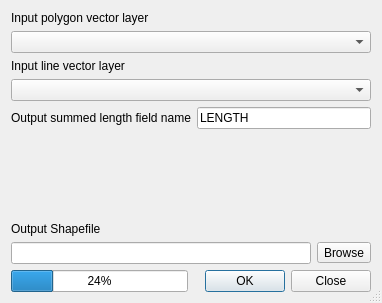
Above: python/plugins/fTools/tools/frmSumLines.ui from qgis/QGIS before the change. Below: the same form after it.
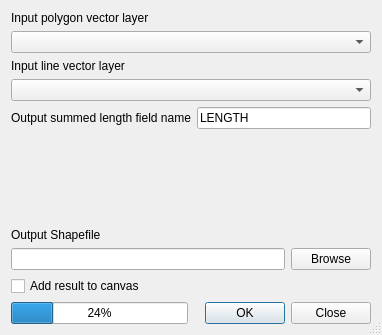
That is the form after the change.

Commit message: [fTools] homogenize UI (contributed by Salvatore Larosa)

```diff
--- a/python/plugins/fTools/tools/frmSumLines.ui
+++ b/python/plugins/fTools/tools/frmSumLines.ui
@@ -4,12 +4,12 @@
   <property name="windowModality" >
    <enum>Qt::NonModal</enum>
   </property>
-  <property name="geometry" >
+  <property name="geometry">
    <rect>
     <x>0</x>
     <y>0</y>
     <width>382</width>
-    <height>303</height>
+    <height>335</height>
    </rect>
   </property>
   <property name="windowTitle" >
@@ -18,12 +18,40 @@
   <property name="sizeGripEnabled" >
    <bool>true</bool>
   </property>
-  <layout class="QGridLayout" name="gridLayout" >
-   <item row="2" column="0" colspan="2" >
-    <layout class="QHBoxLayout" >
+  <layout class="QGridLayout" name="gridLayout">
+   <item row="0" column="0">
+    <layout class="QVBoxLayout">
      <item>
-      <widget class="QLabel" name="label_5" >
-       <property name="text" >
+      <widget class="QLabel" name="label_3">
+       <property name="text">
+        <string>Input polygon vector layer</string>
+       </property>
+      </widget>
+     </item>
+     <item>
+      <widget class="QComboBox" name="inPolygon"/>
+     </item>
+    </layout>
+   </item>
+   <item row="1" column="0">
+    <layout class="QVBoxLayout">
+     <item>
+      <widget class="QLabel" name="label_4">
+       <property name="text">
+        <string>Input line vector layer</string>
+       </property>
+      </widget>
+     </item>
+     <item>
+      <widget class="QComboBox" name="inPoint"/>
+     </item>
+    </layout>
+   </item>
+   <item row="2" column="0">
+    <layout class="QHBoxLayout">
+     <item>
+      <widget class="QLabel" name="label_5">
+       <property name="text">
         <string>Output summed length field name</string>
        </property>
       </widget>
@@ -40,7 +68,7 @@
      </item>
     </layout>
    </item>
-   <item row="3" column="0" colspan="2" >
+   <item row="3" column="0">
     <spacer>
      <property name="orientation" >
       <enum>Qt::Vertical</enum>
@@ -53,8 +81,8 @@
      </property>
     </spacer>
    </item>
-   <item row="4" column="0" colspan="2" >
-    <layout class="QVBoxLayout" name="verticalLayout" >
+   <item row="4" column="0">
+    <layout class="QVBoxLayout" name="verticalLayout">
      <item>
       <widget class="QLabel" name="label_2" >
        <property name="text" >
@@ -72,8 +100,8 @@
         </widget>
        </item>
        <item>
-        <widget class="QToolButton" name="toolOut" >
-         <property name="text" >
+        <widget class="QPushButton" name="toolOut">
+         <property name="text">
           <string>Browse</string>
          </property>
         </widget>
@@ -82,54 +110,37 @@
      </item>
     </layout>
    </item>
-   <item row="0" column="0" colspan="2" >
-    <layout class="QVBoxLayout" >
-     <item>
-      <widget class="QLabel" name="label_3" >
-       <property name="text" >
-        <string>Input polygon vector layer</string>
-       </property>
-      </widget>
-     </item>
-     <item>
-      <widget class="QComboBox" name="inPolygon" />
-     </item>
-    </layout>
-   </item>
-   <item row="5" column="1" >
-    <widget class="QDialogButtonBox" name="buttonBox_2" >
-     <property name="orientation" >
-      <enum>Qt::Horizontal</enum>
+   <item row="5" column="0">
+    <widget class="QCheckBox" name="addToCanvasCheck">
+     <property name="text">
+      <string>Add result to canvas</string>
      </property>
-     <property name="standardButtons" >
-      <set>QDialogButtonBox::Close|QDialogButtonBox::Ok</set>
-     </property>
     </widget>
    </item>
-   <item row="5" column="0" >
-    <widget class="QProgressBar" name="progressBar" >
-     <property name="value" >
-      <number>24</number>
-     </property>
-     <property name="alignment" >
-      <set>Qt::AlignCenter</set>
-     </property>
-     <property name="textVisible" >
-      <bool>true</bool>
-     </property>
-    </widget>
-   </item>
-   <item row="1" column="0" colspan="2" >
-    <layout class="QVBoxLayout" >
+   <item row="6" column="0">
+    <layout class="QHBoxLayout" name="horizontalLayout_2">
      <item>
-      <widget class="QLabel" name="label_4" >
-       <property name="text" >
-        <string>Input line vector layer</string>
+      <widget class="QProgressBar" name="progressBar">
+       <property name="value">
+        <number>24</number>
        </property>
+       <property name="alignment">
+        <set>Qt::AlignCenter</set>
+       </property>
+       <property name="textVisible">
+        <bool>true</bool>
+       </property>
       </widget>
      </item>
      <item>
-      <widget class="QComboBox" name="inPoint" />
+      <widget class="QDialogButtonBox" name="buttonBox_2">
+       <property name="orientation">
+        <enum>Qt::Horizontal</enum>
+       </property>
+       <property name="standardButtons">
+        <set>QDialogButtonBox::Close|QDialogButtonBox::Ok</set>
+       </property>
+      </widget>
      </item>
     </layout>
    </item>
```
Left out of the diff: 40 changed lines with no effect on the pictures. The commit also changes 26 other files.
